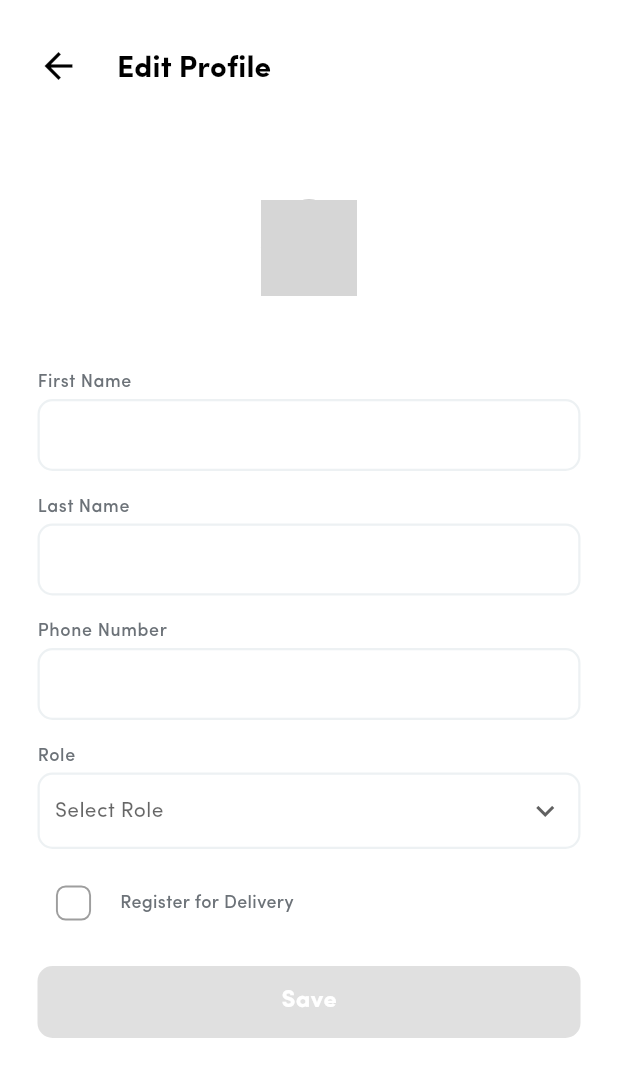
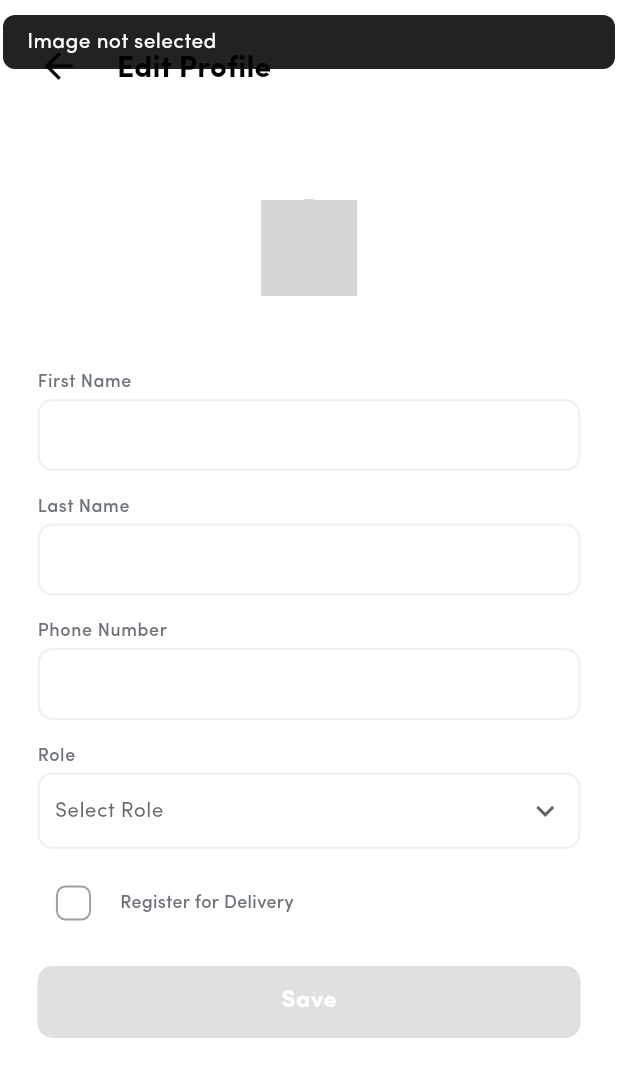
Before and after one commit to ezvent-app/campus-cravings, a Flutter app: the ProfileFormPage screen opened directly with empty values, after a tap on an icon or button, on a phone screen of 412 x 824 dp. Shown: the top 1077 px of the screen. Run offline on Flutter 3.47's test engine with Material 3 defaults, Android fonts, the phone set to English and light mode, and no system bars; our stand-ins replace auto_route, camera, file_picker, fl_chart, flutter_riverpod, flutter_svg and 6 more; missing offline and left inert: otp_pin_field; accounts and stored records are empty; generated files the repository leaves out were written again; network calls fail; grey boxes are pictures that could not be loaded.

Commit message:
Enhance image upload functionality in ProfileFormPage and update file_picker dependency to version 10.1.2

```diff
--- a/lib/src/ui/pages/delivery_man_profile/profile_form_page.dart
+++ b/lib/src/ui/pages/delivery_man_profile/profile_form_page.dart
@@ -1,5 +1,6 @@
 import 'package:campuscravings/src/src.dart';
 import 'package:file_picker/file_picker.dart';
+import 'package:flutter/foundation.dart';
 
 import '../../../constants/storageHelper.dart';
 
@@ -87,15 +88,43 @@ class _ProfileFormPageState extends ConsumerState<ProfileFormPage> {
                     Center(
                       child: InkWellButtonWidget(
                         onTap: () async {
-                          final FilePickerResult? result = await FilePicker
-                              .platform
+                          FilePickerResult? result = await FilePicker.platform
                               .pickFiles(type: FileType.image);
+
                           if (result != null) {
-                            File file = File(result.files.single.path!);
-                            setState(() {
-                              image = file;
-                            });
-                          } else {}
+                            Uint8List? fileBytes = result.files.single.bytes;
+                            String? path = result.files.single.path;
+
+                            if (kIsWeb) {
+                              if (fileBytes != null) {
+                                setState(() {
+                                  image = null;
+                                });
+
+                                String base64Image = base64Encode(fileBytes);
+                                ref.read(signUpProvider.notifier).state = {
+                                  ...ref.read(signUpProvider),
+                                  'imgBase64': base64Image,
+                                };
+                              }
+                            } else {
+                              if (path != null) {
+                                File file = File(path);
+                                setState(() {
+                                  image = file;
+                                });
+
+                                final bytes = await file.readAsBytes();
+                                String base64Image = base64Encode(bytes);
+                                ref.read(signUpProvider.notifier).state = {
+                                  ...ref.read(signUpProvider),
+                                  'imgBase64': base64Image,
+                                };
+                              }
+                            }
+                          } else {
+                            showToast(context: context, "Image not selected");
+                          }
                         },
                         child: SizedBox(
                           width: 64,
@@ -111,9 +140,10 @@ class _ProfileFormPageState extends ConsumerState<ProfileFormPage> {
                                     image:
                                         image != null
                                             ? FileImage(image!)
-                                            : NetworkImage(
-                                              'https://images.app.goo.gl/him1uAKDAzpZeGW29',
-                                            ),
+                                            : const NetworkImage(
+                                                  'https://images.app.goo.gl/him1uAKDAzpZeGW29',
+                                                )
+                                                as ImageProvider,
                                   ),
                                   color: Colors.grey,
                                   shape: BoxShape.circle,
@@ -255,7 +285,7 @@ class _ProfileFormPageState extends ConsumerState<ProfileFormPage> {
                                       final email = widget.email;
                                       final university = widget.uniName;
                                       print(
-                                        'phoneNumber: ${signUpNotifer['phoneNumber']}',
+                                        'image: ${signUpNotifer['imgBase64']}',
                                       );
                                       if (signUpNotifer['firstName']!.isEmpty) {
                                         showToast(
@@ -292,8 +322,7 @@ class _ProfileFormPageState extends ConsumerState<ProfileFormPage> {
                                           "isCustomer": true,
                                           "isDelivery": isActive,
                                           "email": email,
-                                          "imgUrl":
-                                              "https://lh3.sgoogleusercontent.com/a/ACg8ocJi6AUbX1_p4X0uHMarmnjAhdMxzg7TmNL0U4IYr46sCjc",
+                                          "imgUrl": signUpNotifer['imgBase64'],
                                           "status": "active",
                                           "password": confirmPassword,
                                           "authMethod": "email",
@@ -351,5 +380,10 @@ class _ProfileFormPageState extends ConsumerState<ProfileFormPage> {
 
 final registerForDeliveryProvider = StateProvider<bool>((ref) => false);
 final signUpProvider = StateProvider<Map<String, String>>(
-  (ref) => {'firstName': '', 'lastName': '', 'phoneNumber': ''},
+  (ref) => {
+    'firstName': '',
+    'lastName': '',
+    'phoneNumber': '',
+    'imgBase64': '',
+  },
 );
--- a/pubspec.yaml
+++ b/pubspec.yaml
@@ -15,7 +15,7 @@ dependencies:
     sdk: flutter
 
   cupertino_icons: ^1.0.8
-  file_picker: ^9.0.2
+  file_picker: ^10.1.2
   flutter_riverpod: ^2.6.1
   flutter_svg: ^2.0.17
   riverpod_annotation: ^2.6.1
```
Also changed, not shown: pubspec.lock.
